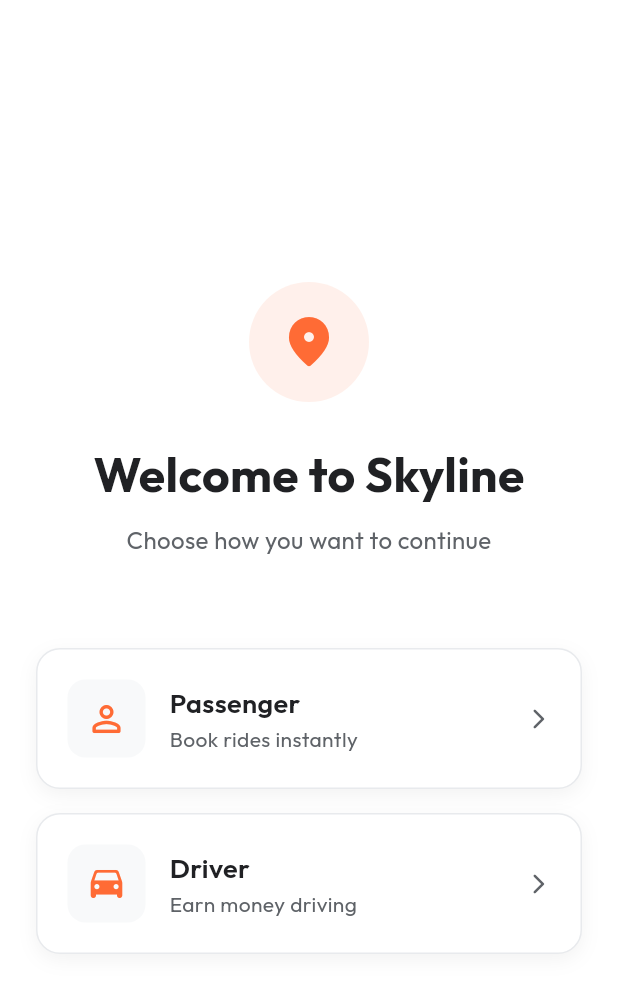
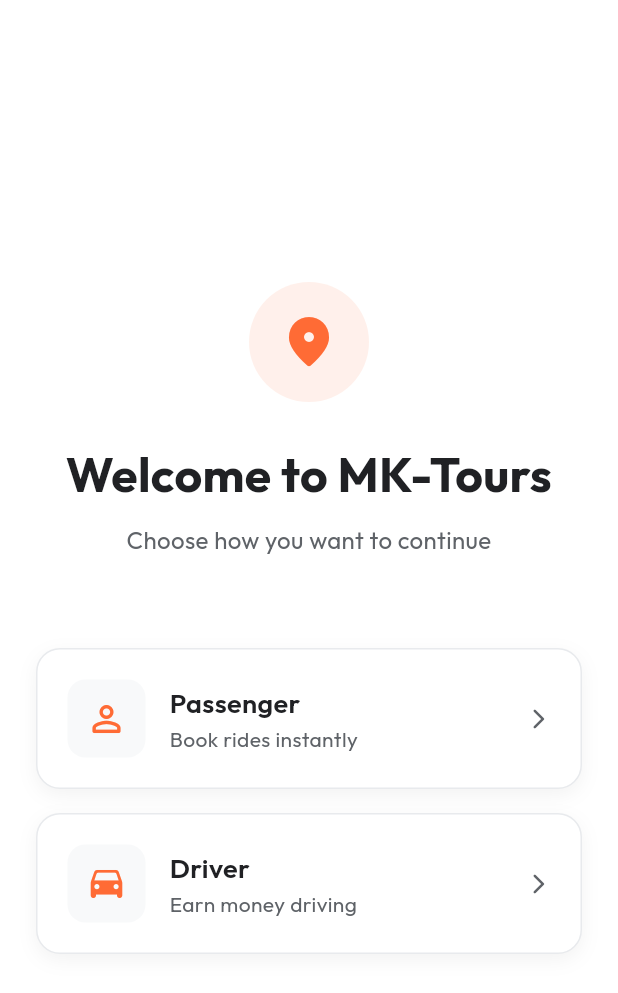
Before and after one commit to hamshad/MKTourApp, a Flutter app: the screen it shows after launch, on a phone screen of 412 x 824 dp. Shown: the top 993 px of the screen. Run offline on Flutter 3.47's test engine with Material 3 defaults, Android fonts, the phone set to English and light mode, and no system bars; our stand-ins replace flutter_map, google_fonts, latlong2, shared_preferences, sliding_up_panel.

Commit message:
name change

```diff
--- a/skyline/lib/core/constants/api_constants.dart
+++ b/skyline/lib/core/constants/api_constants.dart
@@ -1,5 +1,5 @@
 class ApiConstants {
-  static const String baseUrl = 'http://192.168.1.17:5000'; // TODO: Replace with actual base URL
+  static const String baseUrl = 'http://192.168.1.23:5000'; // TODO: Replace with actual base URL
 
   // Auth Endpoints
   static const String sendOtp = '$baseUrl/auth/send-otp';
--- a/skyline/lib/features/auth/role_selection_screen.dart
+++ b/skyline/lib/features/auth/role_selection_screen.dart
@@ -37,7 +37,7 @@ class RoleSelectionScreen extends StatelessWidget {
               const SizedBox(height: 24),
 
               Text(
-                'Welcome to Skyline',
+                'Welcome to MK-Tours',
                 style: GoogleFonts.outfit(
                   fontSize: 32,
                   fontWeight: FontWeight.bold,
```
